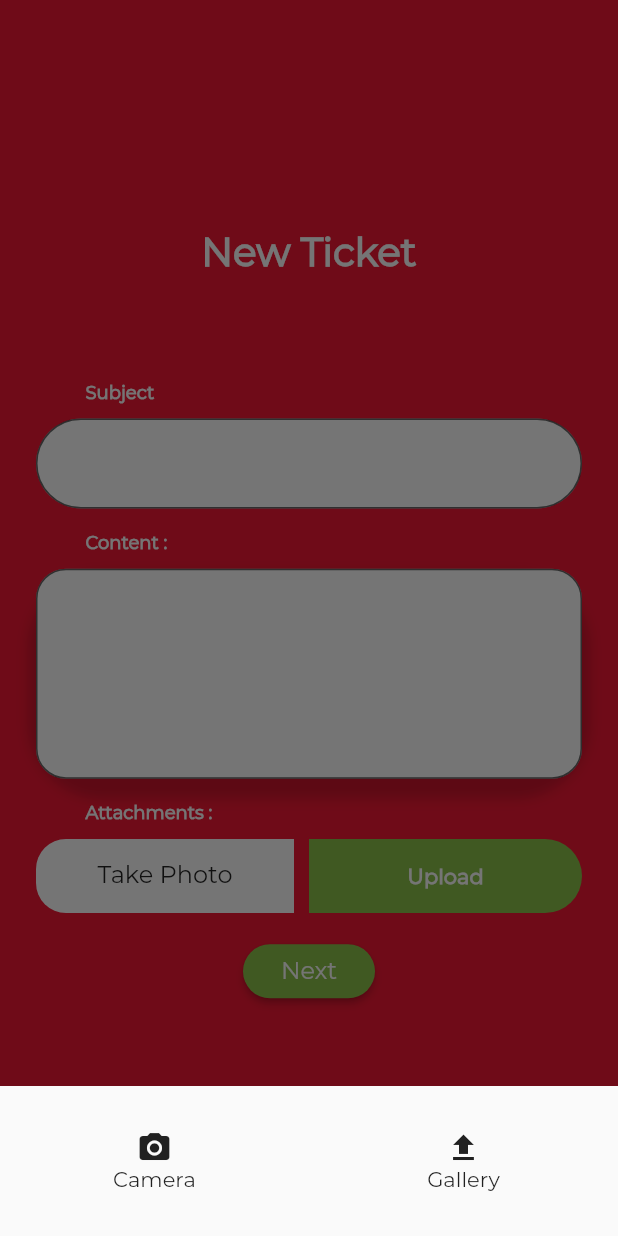
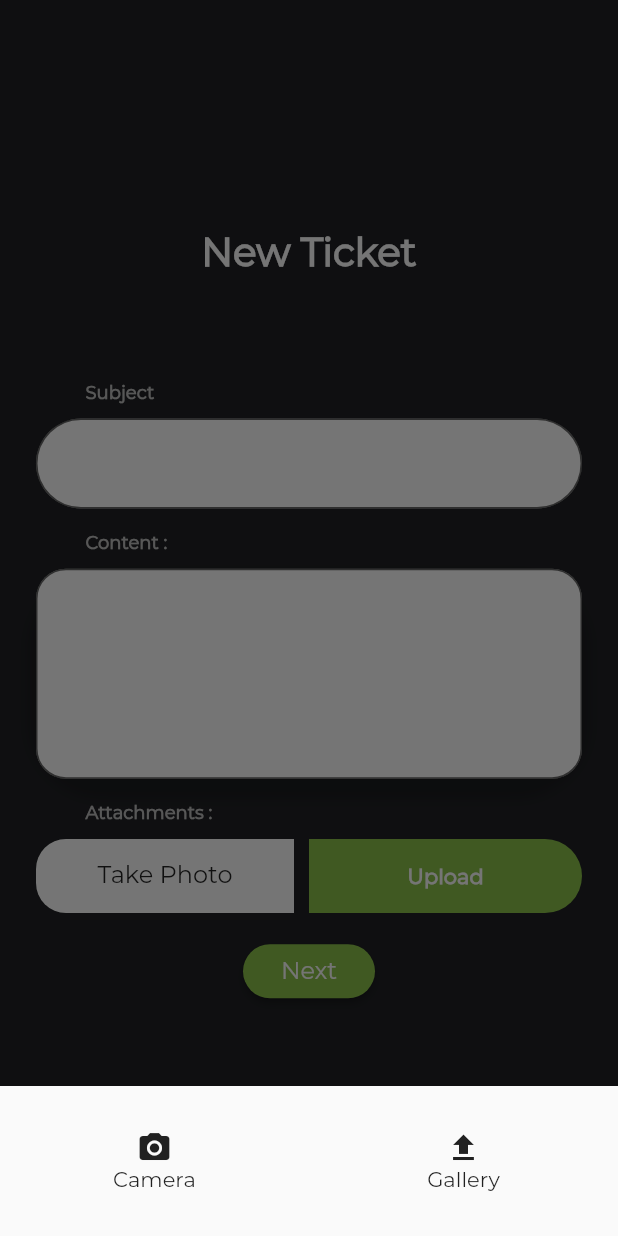
Before and after one commit to pranchi3578/CPORT, a Flutter app: the NewTicket screen opened by its route, after a tap on "Take Photo", on a phone screen of 412 x 824 dp. Run offline on Flutter 3.47's test engine with Material 2 defaults, Android fonts, the phone set to English and light mode, and no system bars; drawn by our look-alikes of auto_size_text; our stand-ins replace firebase_storage, fluttertoast, image_picker, photo_view, shared_preferences; accounts and stored records are empty; project files that could hold a hidden picture were left out.

Commit message:
changes in ui newticket

```diff
--- a/lib/screens/GlobalVariables.dart
+++ b/lib/screens/GlobalVariables.dart
@@ -1,3 +1,3 @@
 class GloabalVariables {
-  static const ip = '192.168.43.102';
+  static const ip = '192.168.42.179';
 }
--- a/lib/screens/newTicket.dart
+++ b/lib/screens/newTicket.dart
@@ -77,9 +77,9 @@ class _NewTicketState extends State<NewTicket> {
     var width = MediaQuery.of(context).size.width;
     return Scaffold(
       resizeToAvoidBottomPadding: false,
-      backgroundColor: Color.fromRGBO(241, 24, 52, 1),
+      backgroundColor: Color.fromRGBO(32, 33, 36, 1),
       body: Padding(
-        padding: const EdgeInsets.symmetric(horizontal: 24),
+        padding: const EdgeInsets.symmetric(horizontal: 24, vertical: 20),
         child: Stack(
           children: <Widget>[
             Form(
@@ -92,7 +92,7 @@ class _NewTicketState extends State<NewTicket> {
                         "New Ticket",
                         style: TextStyle(
                             color: Colors.white,
-                            fontWeight: FontWeight.bold,
+                            fontWeight: FontWeight.w600,
                             fontSize: 26),
                       ),
                       SizedBox(
@@ -111,7 +111,7 @@ class _NewTicketState extends State<NewTicket> {
                                 "Subject",
                                 style: TextStyle(
                                     fontSize: 12,
-                                    color: Colors.white,
+                                    color: Color.fromRGBO(190, 190, 190, 1),
                                     fontWeight: FontWeight.bold),
                               ),
                             ),
@@ -146,7 +146,7 @@ class _NewTicketState extends State<NewTicket> {
                                 "Content :",
                                 style: TextStyle(
                                     fontSize: 12,
-                                    color: Colors.white,
+                                    color: Color.fromRGBO(190, 190, 190, 1),
                                     fontWeight: FontWeight.bold),
                               ),
                             ),
@@ -195,7 +195,7 @@ class _NewTicketState extends State<NewTicket> {
                                 "Attachments :",
                                 style: TextStyle(
                                     fontSize: 12,
-                                    color: Colors.white,
+                                    color: Color.fromRGBO(190, 190, 190, 1),
                                     fontWeight: FontWeight.bold),
                               ),
                             ),
@@ -300,10 +300,12 @@ class _NewTicketState extends State<NewTicket> {
               ),
             ),
             Positioned(
-              bottom: height * .0468,
-              left: width * .138,
+                // bottom: height * .0468,
+                // left: height * .018,
+                child: Align(
+              alignment: FractionalOffset.bottomCenter,
               child: BottomBar(),
-            )
+            ))
           ],
         ),
       ),
--- a/lib/widgets/bottomBar.dart
+++ b/lib/widgets/bottomBar.dart
@@ -7,7 +7,7 @@ class BottomBar extends StatelessWidget {
       height: 39,
       width: 261,
       decoration: BoxDecoration(
-          color: Colors.white,
+          color: Colors.black87,
           borderRadius: BorderRadius.all(Radius.circular(30))),
       child: Row(
         mainAxisAlignment: MainAxisAlignment.spaceAround,
@@ -15,7 +15,7 @@ class BottomBar extends StatelessWidget {
           GestureDetector(
             onTap: null,
             child: Image.asset(
-              "assets/comment.png",
+              "assets/chat.png",
               height: 23,
               width: 23,
             ),
@@ -23,7 +23,7 @@ class BottomBar extends StatelessWidget {
           GestureDetector(
             onTap: null,
             child: Image.asset(
-              "assets/comment.png",
+              "assets/add.png",
               height: 23,
               width: 23,
             ),
@@ -31,7 +31,7 @@ class BottomBar extends StatelessWidget {
           GestureDetector(
             onTap: () => Navigator.of(context).pushNamed("/chat"),
             child: Image.asset(
-              "assets/comment.png",
+              "assets/bell.png",
               height: 23,
               width: 23,
             ),
--- a/pubspec.yaml
+++ b/pubspec.yaml
@@ -48,7 +48,7 @@ flutter:
   uses-material-design: true
   # To add assets to your application, add an assets section, like this:
   assets:
-    - assets/comment.png
+    - assets/chat.png
     - assets/arrow.png
     - assets/student.png
     - assets/teacher.png
@@ -58,6 +58,8 @@ flutter:
     - assets/approved.png
     - assets/cancel.png
     - assets/StatusBackground.png
+    - assets/bell.png
+    - assets/add.png
 
   #  - images/a_dot_ham.jpeg
   # An image asset can refer to one or more resolution-specific "variants", see
```
Also changed, not shown: assets/images/add.png (added), assets/images/bell.png (added), assets/images/chat.png (added), pubspec.lock, 1 other file.
